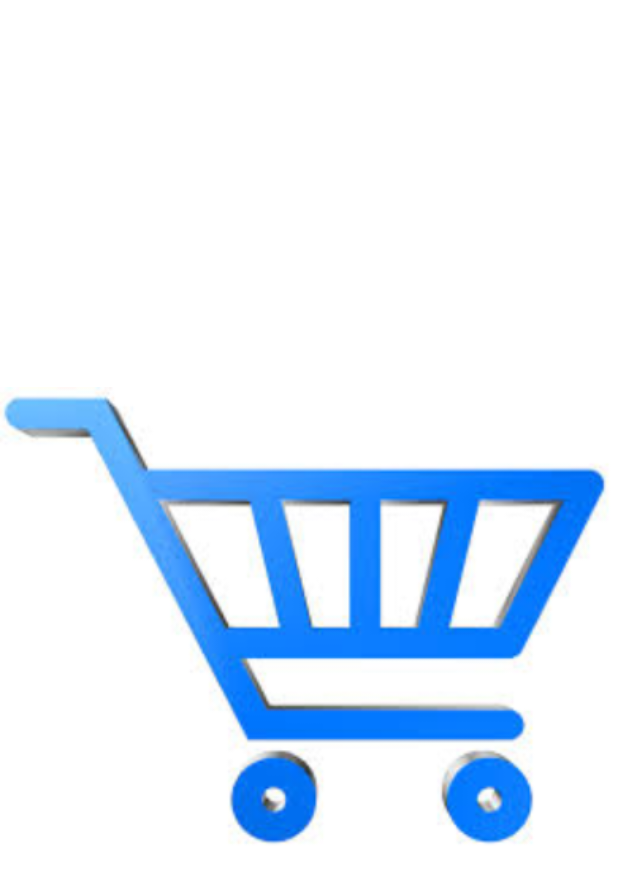
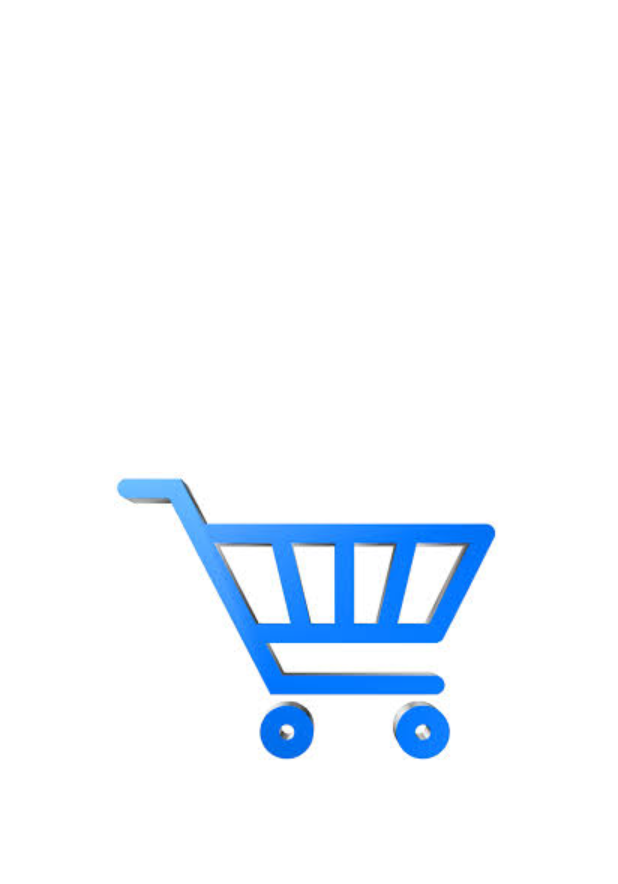
Before and after one commit to Anderson833/calculadoraApp, an Android app: the layout activity_logo_app.xml on its own in the app's theme, with its tools: preview values and no code run, on a phone screen of 412 x 824 dp. Shown: the top 884 px of the screen. Run offline under Robolectric (Android 15) with nearby library versions, the phone set to English and light mode, and no system bars.

Commit message:
Criado a tela de logo do app

```diff
--- a/app/src/main/AndroidManifest.xml
+++ b/app/src/main/AndroidManifest.xml
@@ -12,7 +12,7 @@
         android:theme="@style/Theme.Calculo_compras"
         tools:targetApi="31">
         <activity
-            android:name=".LogoApp"
+            android:name=".CalcularCompras"
             android:exported="false" />
         <activity
             android:name=".MainActivity"
@@ -21,7 +21,7 @@
             android:name=".ListaDadosActivity"
             android:exported="false" />
         <activity
-            android:name=".CalcularCompras"
+            android:name=".LogoApp"
             android:exported="true">
             <intent-filter>
                 <action android:name="android.intent.action.MAIN" />
--- a/app/src/main/java/com/calculo_compras/CalcularCompras.java
+++ b/app/src/main/java/com/calculo_compras/CalcularCompras.java
@@ -574,7 +574,7 @@ public class CalcularCompras extends AppCompatActivity {
     public  void setaTotal(){
         double total=BD.buscarTotalPeloId();
         String Tdvalor=decimalFormat.format(total);
-        totalCompras.setText(" R$ "+Tdvalor);
+        totalCompras.setText("R$ "+Tdvalor);
        //espresso.setText(""+total);
     }
 
--- a/app/src/main/res/layout/activity_calcular_compras.xml
+++ b/app/src/main/res/layout/activity_calcular_compras.xml
@@ -53,7 +53,7 @@
                    android:textSize="20sp"
                    android:hint="$"
                    android:paddingLeft="2dp"
-                   android:maxLength="8"
+                   android:maxLength="9"
                    android:textStyle="bold"
                    android:onClick="setaTotalNaExpressa"
                    android:layout_width="match_parent"
@@ -117,7 +117,7 @@
                     android:textSize="24sp"
                     android:hint="$"
                     android:paddingLeft="5dp"
-                    android:maxLength="8"
+                    android:maxLength="9"
                     android:maxLines="1"
                     android:gravity="left"
                     android:layout_marginRight="1dp"
--- a/app/src/main/res/layout/activity_logo_app.xml
+++ b/app/src/main/res/layout/activity_logo_app.xml
@@ -1,16 +1,17 @@
 <?xml version="1.0" encoding="utf-8"?>
-<androidx.constraintlayout.widget.ConstraintLayout xmlns:android="http://schemas.android.com/apk/res/android"
+<androidx.appcompat.widget.LinearLayoutCompat xmlns:android="http://schemas.android.com/apk/res/android"
     xmlns:app="http://schemas.android.com/apk/res-auto"
     xmlns:tools="http://schemas.android.com/tools"
     android:layout_width="match_parent"
     android:layout_height="match_parent"
+    android:gravity="center"
     tools:context=".LogoApp">
 
 
 <ImageView
-    android:layout_width="match_parent"
+    android:layout_width="wrap_content"
     android:src="@drawable/logocompra"
-    android:layout_height="match_parent">
+    android:layout_height="wrap_content">
 
 </ImageView>
-</androidx.constraintlayout.widget.ConstraintLayout>
+</androidx.appcompat.widget.LinearLayoutCompat>
```
Also changed, not shown: app/src/main/java/com/calculo_compras/LogoApp.java (+26 -0 lines).
